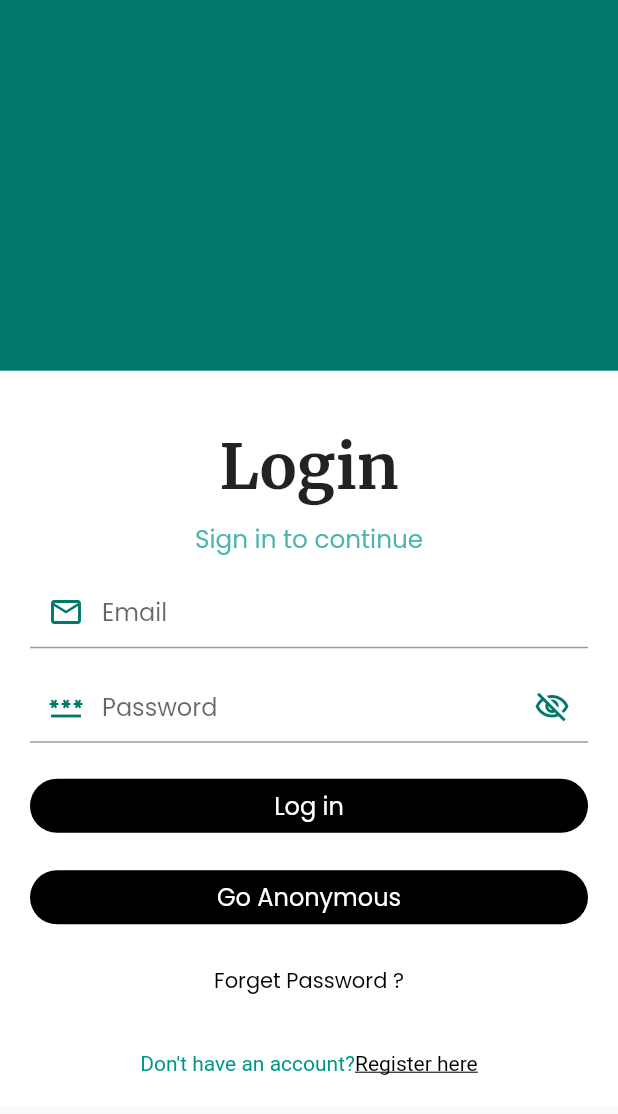
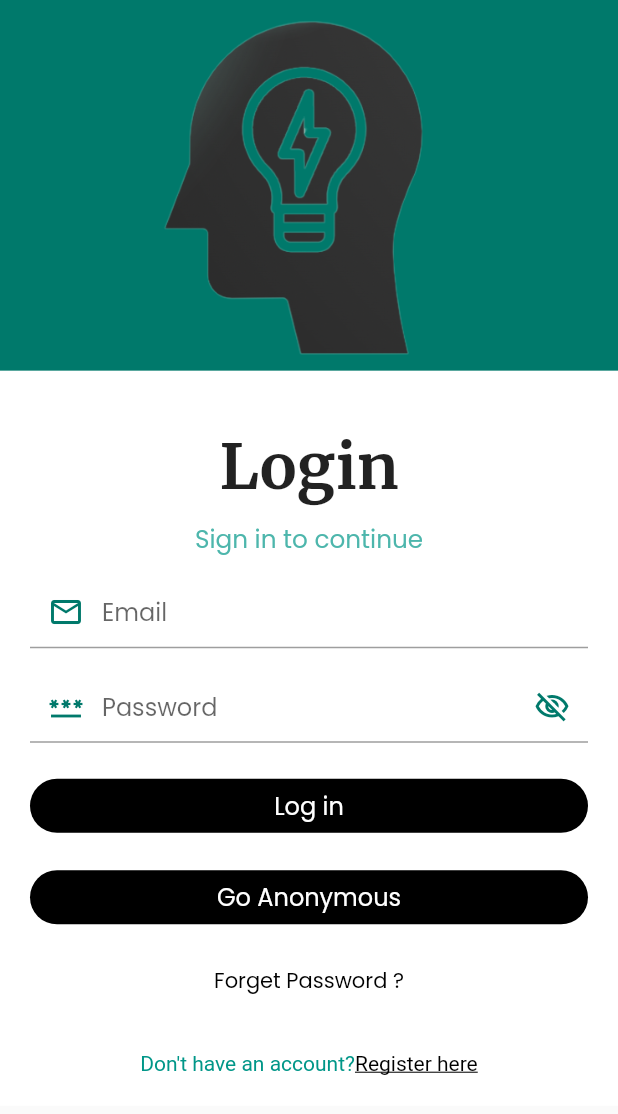
Before and after one commit to swapnilgarg7/ZenChat, a Flutter app: the screen it shows after launch, on a phone screen of 412 x 824 dp. Shown: the top 1114 px of the screen. Run offline on Flutter 3.47's test engine with Material 2 defaults, Android fonts, the phone set to English and light mode, and no system bars; our stand-ins replace animated_splash_screen, google_fonts.

Commit message:
login logo

```diff
--- a/lib/pages/loginPage.dart
+++ b/lib/pages/loginPage.dart
@@ -36,8 +36,15 @@ class _LoginPageState extends State<LoginPage> {
                     height: MediaQuery.of(context).size.height * 0.3,
                     color: Colors.teal[700],
                     child: Center(
-                        // image to be add
+                      // image to be add
+                      child: Container(
+                        decoration: const BoxDecoration(
+                          image: DecorationImage(
+                              image: AssetImage("assets/LogoLogin.png"),
+                              fit: BoxFit.scaleDown),
                         ),
+                      ),
+                    ),
                   ),
                   Container(
                     color: Colors.white,
```
Also changed, not shown: assets/LogoLogin.png (added).
